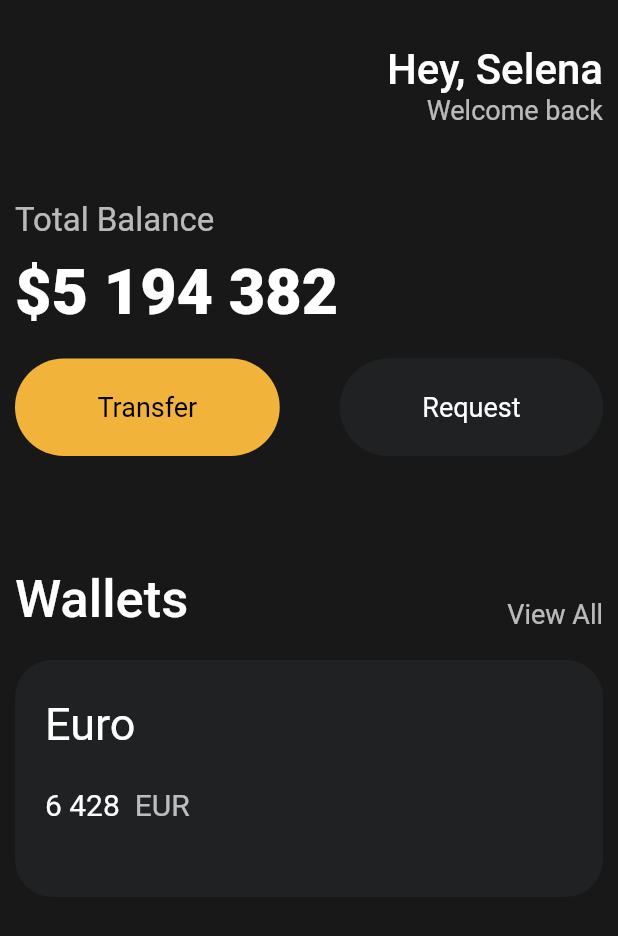
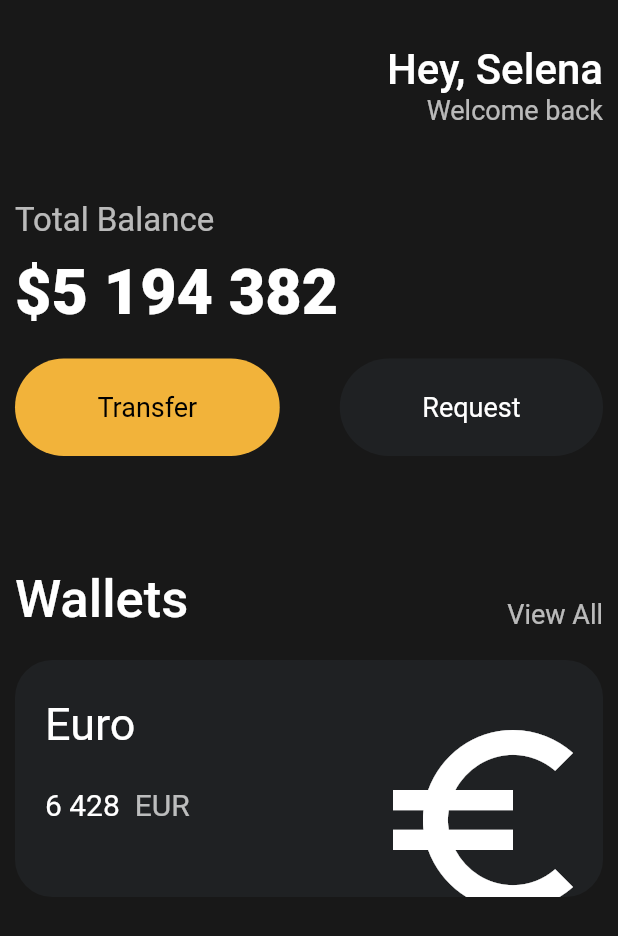
Before and after one commit to Mu-jun/flutter_toonflix, a Flutter app: the screen it shows after launch, on a phone screen of 412 x 824 dp. Shown: the top 936 px of the screen. Run offline on Flutter 3.47's test engine with Material 2 defaults, Android fonts, the phone set to English and light mode, and no system bars.

Commit message:
Icons & Transforms

```diff
--- a/lib/main.dart
+++ b/lib/main.dart
@@ -105,12 +105,13 @@ class MyApp extends StatelessWidget {
               ),
               const SizedBox(height: 20),
               Container(
+                clipBehavior: Clip.hardEdge,
                 decoration: BoxDecoration(
                   color: const Color(0xFF1F2123),
                   borderRadius: BorderRadius.circular(25),
                 ),
                 child: Padding(
-                  padding: const EdgeInsets.fromLTRB(20, 25, 20, 50),
+                  padding: const EdgeInsets.fromLTRB(20, 25, 0, 50),
                   child: Row(
                     mainAxisAlignment: MainAxisAlignment.spaceBetween,
                     children: [
@@ -145,6 +146,17 @@ class MyApp extends StatelessWidget {
                             ],
                           )
                         ],
+                      ),
+                      Transform.scale(
+                        scale: 2,
+                        child: Transform.translate(
+                          offset: const Offset(-20, 20),
+                          child: const Icon(
+                            Icons.euro_symbol,
+                            size: 80,
+                            color: Colors.white,
+                          ),
+                        ),
                       )
                     ],
                   ),
```
